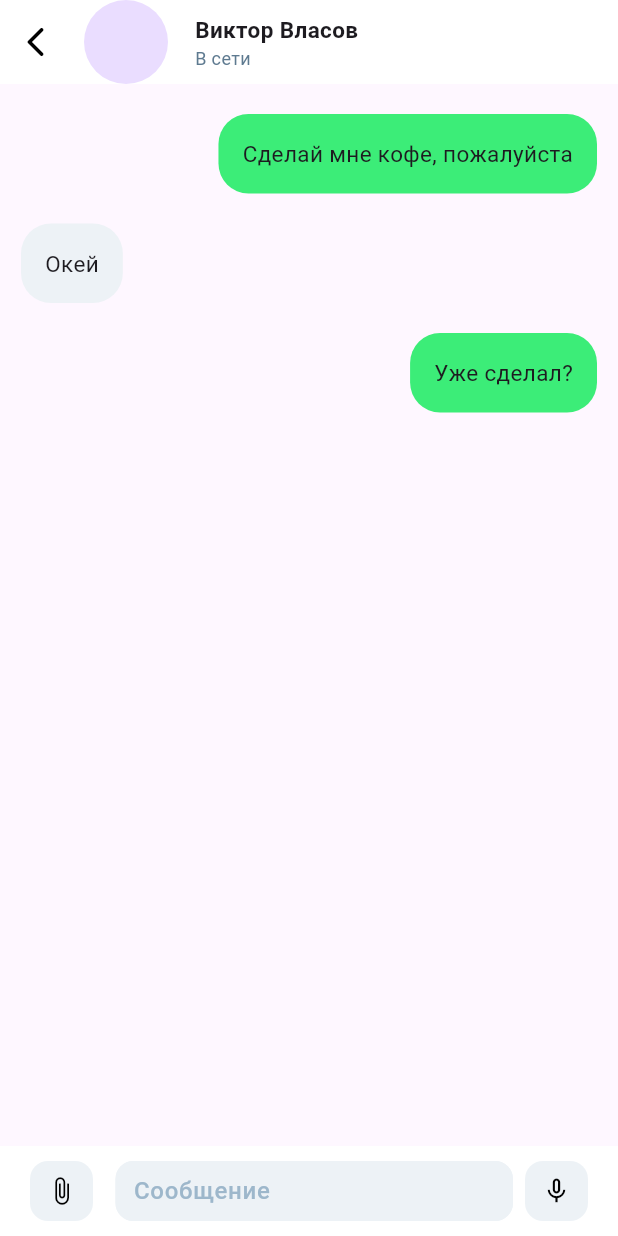
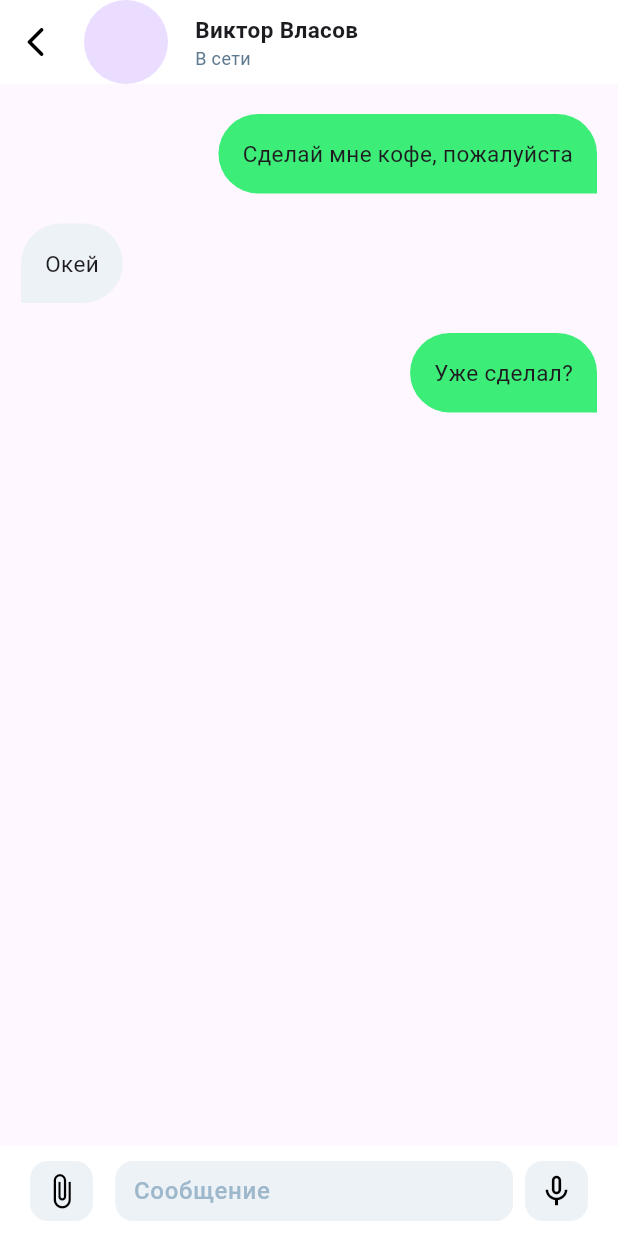
Before and after one commit to alina-071100/chat_flutter, a Flutter app: the ChatDetailPage screen opened directly, on a phone screen of 412 x 824 dp. Run offline on Flutter 3.47's test engine with Material 3 defaults, Android fonts, the phone set to English and light mode, and no system bars; our stand-ins replace iconsax.

```diff
--- a/lib/chat_detail.dart
+++ b/lib/chat_detail.dart
@@ -34,7 +34,6 @@ class _ChatDetailPageState extends State<ChatDetailPage> {
                     width: 2,
                   ),
                   const CircleAvatar(
-
                     maxRadius: 34,
                   ),
                   const SizedBox(
@@ -72,15 +71,27 @@ class _ChatDetailPageState extends State<ChatDetailPage> {
               physics: const NeverScrollableScrollPhysics(),
               itemBuilder: (context, index) {
                 return Container(
-                  padding:
-                      const EdgeInsets.only(left: 14, right: 14, top: 10, bottom: 10),
+                  // width: 288,
+                  // height: 33,
+                  padding: const EdgeInsets.only(
+                      left: 14, right: 14, top: 10, bottom: 10),
                   child: Align(
                     alignment: (messages[index].messageType == "receiver"
                         ? Alignment.topLeft
                         : Alignment.topRight),
                     child: Container(
                       decoration: BoxDecoration(
-                        borderRadius: BorderRadius.circular(20),
+                        borderRadius: messages[index].messageType == 'receiver'
+                            ? const BorderRadius.only(
+                                topLeft: Radius.circular(30),
+                                topRight: Radius.circular(30),
+                                bottomLeft: Radius.circular(0),
+                                bottomRight: Radius.circular(30))
+                            : const BorderRadius.only(
+                                topLeft: Radius.circular(30),
+                                topRight: Radius.circular(30),
+                                bottomLeft: Radius.circular(30),
+                                bottomRight: Radius.circular(0)),
                         color: (messages[index].messageType == "receiver"
                             ? const Color(0xFFEDF2F6)
                             : const Color(0xFF3CED78)),
@@ -115,7 +126,7 @@ class _ChatDetailPageState extends State<ChatDetailPage> {
                       child: const Icon(
                         Icons.attach_file_outlined,
                         color: Colors.black,
-                        size: 20,
+                        size: 25,
                       ),
                     ),
                   ),
@@ -159,7 +170,7 @@ class _ChatDetailPageState extends State<ChatDetailPage> {
                             child: Icon(
                               Icons.mic_none,
                               color: Colors.black,
-                              size: 20,
+                              size: 25,
                             ),
                           ),
                         ),
--- a/lib/coversation_list.dart
+++ b/lib/coversation_list.dart
@@ -4,12 +4,14 @@ import 'package:flutter_application/chat_detail.dart';
 class ConversationList extends StatefulWidget {
   String name;
   String messageText;
+  // String imageUrl;
   String time;
   bool isMessageRead;
 
   ConversationList({
     required this.name,
     required this.messageText,
+    // required this.imageUrl,
     required this.time,
     required this.isMessageRead,
   });
--- a/lib/models/chat_message.dart
+++ b/lib/models/chat_message.dart
@@ -1,13 +1,26 @@
-
 class ChatMessage {
-  String messageContent;
-  String messageType;
-  ChatMessage({required this.messageContent, required this.messageType});
+  final String messageContent;
+  final String messageType;
+  bool isRead;
+  String time;
+  ChatMessage({
+    required this.messageContent,
+    required this.messageType,
+    this.isRead = false,
+    required this.time,
+  });
 }
 
 List<ChatMessage> messages = [
   ChatMessage(
-      messageContent: "Сделай мне кофе, пожалуйста", messageType: "sender"),
-  ChatMessage(messageContent: "Окей", messageType: "receiver"),
-  ChatMessage(messageContent: "Уже сделал?", messageType: "sender"),
+      messageContent: "Сделай мне кофе, пожалуйста",
+      messageType: "sender",
+      time: "21:41"),
+  ChatMessage(messageContent: "Окей", messageType: "receiver", time: "21:41"
+      // timestamp: DateTime.now().add(Duration(minutes: 5)), // Example: 5 minutes later
+      ),
+  ChatMessage(
+      messageContent: "Уже сделал?", messageType: "sender", time: "21:41"
+      // timestamp: DateTime.now().add(Duration(minutes: 10)), // Example: 10 minutes later
+      ),
 ];
```
Also changed, not shown: lib/chat_page.dart (+24 -13 lines), pubspec.yaml (+6 -3 lines), assets/avatars/avatar1.svg (deleted), assets/avatars/avatar2.svg (deleted), assets/avatars/avatar3.svg (deleted), assets/avatars/avatar4.svg (deleted), assets/fonts/Futura Maxi CG Bold Regular.otf (deleted), assets/groups.svg (deleted), assets/icons/lens_icon.svg (deleted), assets/person.svg (deleted), pubspec.lock, 6 other files.
